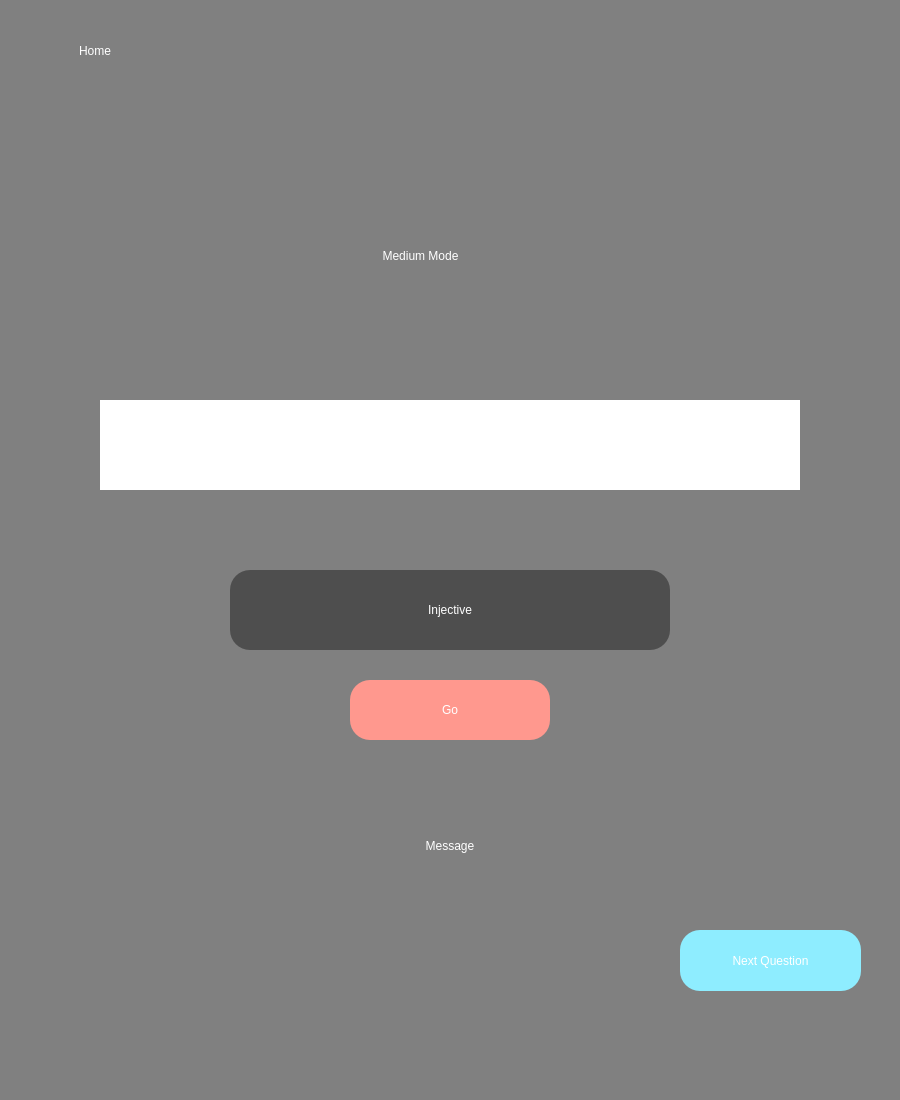
Above: mode2screen.ui from SilentHacks/FunctionFundamentals before the change. Below: the same form after it.
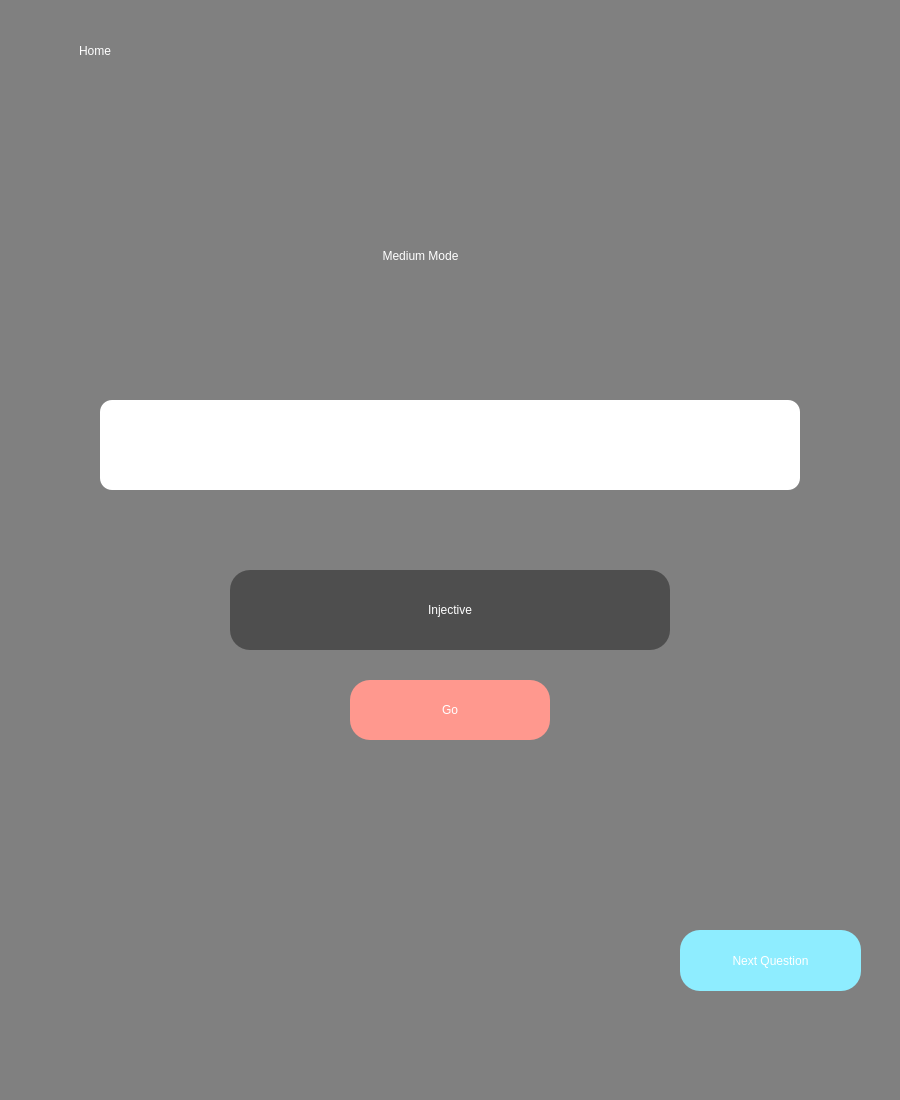
That is the form after the change. Icons and pictures are not drawn.

The edit to the form file:
```diff
--- a/mode2screen.ui
+++ b/mode2screen.ui
@@ -119,6 +119,7 @@
     <property name="styleSheet">
      <string notr="true">background-color: white;
 font: 12pt &quot;MS Shell Dlg 2&quot;;
+border-radius: 12px
 </string>
     </property>
     <property name="text">
@@ -183,7 +184,7 @@
 </string>
     </property>
     <property name="text">
-     <string>Message</string>
+     <string/>
     </property>
     <property name="alignment">
      <set>Qt::AlignCenter</set>
```
Left out of the diff: 2 changed lines with no effect on the pictures.
